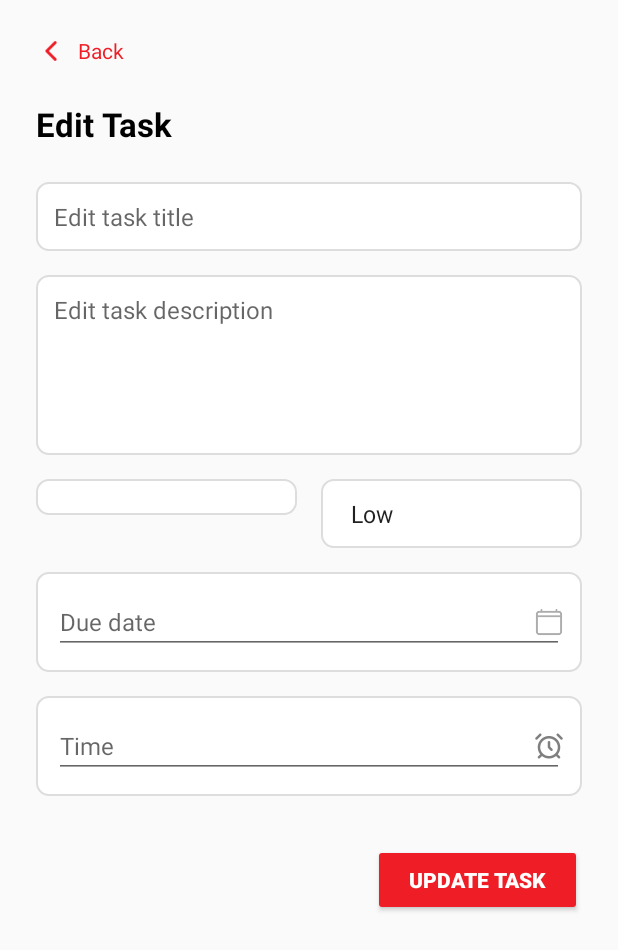
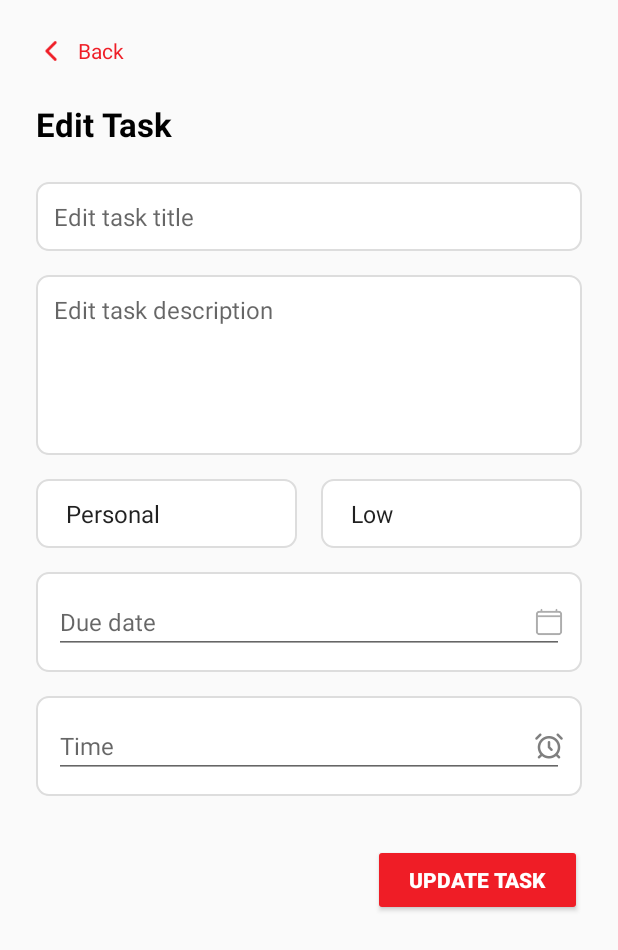
Before and after one commit to CandraWikananta/progmob-to-do-list, an Android app: the EditTaskActivity screen opened directly, with no data from a screen before it, after a tap on "UPDATE TASK", on a phone screen of 412 x 824 dp. Shown: the top 950 px of the screen. Run offline under Robolectric (Android 15) with nearby library versions, the phone set to English and light mode, and no system bars; 1 statement that could not run was skipped.

Commit message:
fix: update task bug

```diff
--- a/app/src/main/java/com/progmob/todolist/DatabaseHelper.kt
+++ b/app/src/main/java/com/progmob/todolist/DatabaseHelper.kt
@@ -142,24 +142,19 @@ class DatabaseHelper (private val context: Context):
     }
 
     // Update Task
-    fun updateTask(
-        taskId: Int,
-        title: String,
-        description: String,
-        priority: String,
-        dueDate: String,
-        dueTime: String
-    ): Int {
-        val values = ContentValues().apply {
-            put(TASK_TITLE, title)
-            put(TASK_DESCRIPTION, description)
-            put(TASK_PRIORITY, priority)
-            put(TASK_DUE_DATE, dueDate)
-            put(TASK_DUE_TIME, dueTime)
-        }
-        val db = writableDatabase
-        return db.update(TASK_TABLE, values, "$TASK_ID = ?", arrayOf(taskId.toString()))
+    fun updateTask(id: Int, title: String, desc: String, priority: String, date: String, time: String, categoryId: Int): Int {
+        val db = this.writableDatabase
+        val contentValues = ContentValues()
+        contentValues.put("title", title)
+        contentValues.put("description", desc)
+        contentValues.put("priority", priority)
+        contentValues.put("due_date", date)
+        contentValues.put("due_time", time)
+        contentValues.put("category_id", categoryId)
+
+        return db.update("task_tb", contentValues, "id=?", arrayOf(id.toString()))
     }
+
 
     // Delete Task
     fun deleteTask(taskId: Int): Int {
--- a/app/src/main/java/com/progmob/todolist/EditTaskActivity.kt
+++ b/app/src/main/java/com/progmob/todolist/EditTaskActivity.kt
@@ -17,6 +17,9 @@ class EditTaskActivity : AppCompatActivity() {
 
     private var taskId: Int = -1
 
+    private val categories = listOf("Personal", "Kuliah", "Kerja")
+    private val priorities = listOf("Low", "Medium", "High")
+
     override fun onCreate(savedInstanceState: Bundle?) {
         super.onCreate(savedInstanceState)
         binding = ActivityEditTaskBinding.inflate(layoutInflater)
@@ -30,28 +33,28 @@ class EditTaskActivity : AppCompatActivity() {
             finish()
         }
 
-        loadTaskData(taskId)
+        // Spinner: Category
+        val categoryAdapter = ArrayAdapter(this, android.R.layout.simple_spinner_item, categories)
+        categoryAdapter.setDropDownViewResource(android.R.layout.simple_spinner_dropdown_item)
+        binding.spinnerCategory.adapter = categoryAdapter
 
-        val priorities = arrayOf("Low", "Medium", "High")
+        // Spinner: Priority
         val priorityAdapter = ArrayAdapter(this, android.R.layout.simple_spinner_item, priorities)
         priorityAdapter.setDropDownViewResource(android.R.layout.simple_spinner_dropdown_item)
         binding.spinnerPriority.adapter = priorityAdapter
 
-        binding.inputDueDate.setOnClickListener {
-            showDatePicker()
-        }
+        // Load data dari DB
+        loadTaskData(taskId)
 
-        binding.inputTime.setOnClickListener {
-            showTimePicker()
-        }
+        // Date & Time Picker
+        binding.inputDueDate.setOnClickListener { showDatePicker() }
+        binding.inputTime.setOnClickListener { showTimePicker() }
 
-        binding.btnUpdateTask.setOnClickListener {
-            updateTask()
-        }
+        // Button: Update
+        binding.btnUpdateTask.setOnClickListener { updateTask() }
 
-        binding.backButton.setOnClickListener {
-            finish()
-        }
+        // Button: Back
+        binding.backButton.setOnClickListener { finish() }
     }
 
     private fun loadTaskData(id: Int) {
@@ -62,19 +65,25 @@ class EditTaskActivity : AppCompatActivity() {
             val priority = cursor.getString(cursor.getColumnIndexOrThrow("priority"))
             val dueDate = cursor.getString(cursor.getColumnIndexOrThrow("due_date"))
             val dueTime = cursor.getString(cursor.getColumnIndexOrThrow("due_time"))
+            val categoryId = cursor.getInt(cursor.getColumnIndexOrThrow("category_id"))
+
+            val categoryName = when (categoryId) {
+                1 -> "Personal"
+                2 -> "Kuliah"
+                3 -> "Kerja"
+                else -> "Lainnya"
+            }
 
             binding.inputTitle.setText(title)
             binding.inputDescription.setText(description)
             binding.inputDueDate.setText(dueDate)
             binding.inputTime.setText(dueTime)
 
-            val priorityIndex = when (priority) {
-                "Low" -> 0
-                "Medium" -> 1
-                "High" -> 2
-                else -> 0
-            }
-            binding.spinnerPriority.setSelection(priorityIndex)
+            val priorityIndex = priorities.indexOf(priority)
+            if (priorityIndex >= 0) binding.spinnerPriority.setSelection(priorityIndex)
+
+            val categoryIndex = categories.indexOf(categoryName)
+            if (categoryIndex >= 0) binding.spinnerCategory.setSelection(categoryIndex)
         }
         cursor.close()
     }
@@ -86,9 +95,10 @@ class EditTaskActivity : AppCompatActivity() {
         val day = calendar.get(Calendar.DAY_OF_MONTH)
 
         val datePicker = DatePickerDialog(this, { _, selectedYear, selectedMonth, selectedDay ->
-            val dateString = String.format("%02d/%02d/%04d", selectedDay, selectedMonth + 1, selectedYear)
+            val dateString = String.format("%02d-%02d-%04d", selectedDay, selectedMonth + 1, selectedYear)
             binding.inputDueDate.setText(dateString)
         }, year, month, day)
+
         datePicker.show()
     }
 
@@ -101,6 +111,7 @@ class EditTaskActivity : AppCompatActivity() {
             val timeString = String.format("%02d:%02d", selectedHour, selectedMinute)
             binding.inputTime.setText(timeString)
         }, hour, minute, true)
+
         timePicker.show()
     }
 
@@ -110,13 +121,28 @@ class EditTaskActivity : AppCompatActivity() {
         val priority = binding.spinnerPriority.selectedItem.toString()
         val dueDate = binding.inputDueDate.text.toString()
         val dueTime = binding.inputTime.text.toString()
+        val category = binding.spinnerCategory.selectedItem.toString()
 
-        val result = databaseHelper.updateTask(taskId, title, description, priority, dueDate, dueTime)
+        val categoryId = when (category) {
+            "Personal" -> 1
+            "Kuliah" -> 2
+            "Kerja" -> 3
+            else -> 0
+        }
+
+        val result = databaseHelper.updateTask(
+            taskId,
+            title,
+            description,
+            priority,
+            dueDate,
+            dueTime,
+            categoryId
+        )
 
         if (result > 0) {
             Toast.makeText(this, "Task berhasil diperbarui", Toast.LENGTH_SHORT).show()
-            val intent = Intent(this, LandingPageActivity::class.java)
-            startActivity(intent)
+            startActivity(Intent(this, LandingPageActivity::class.java))
             finish()
         } else {
             Toast.makeText(this, "Gagal memperbarui task", Toast.LENGTH_SHORT).show()
```
Also changed, not shown: app/src/main/res/layout/activity_detail_task.xml (+10 -8 lines).
